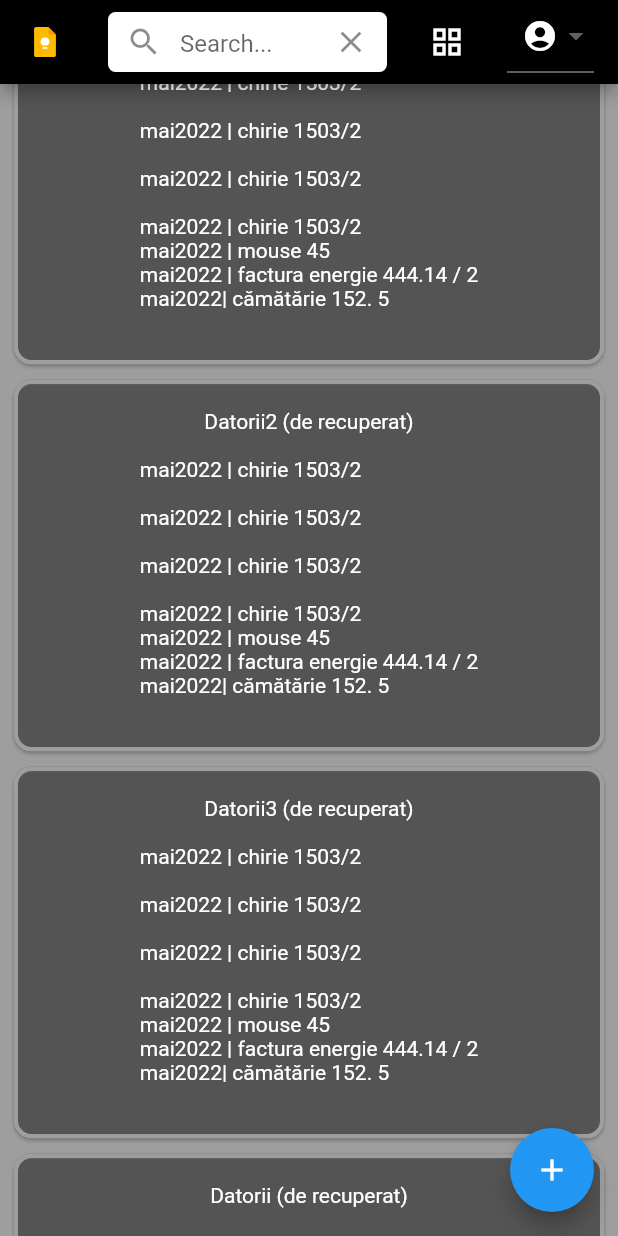
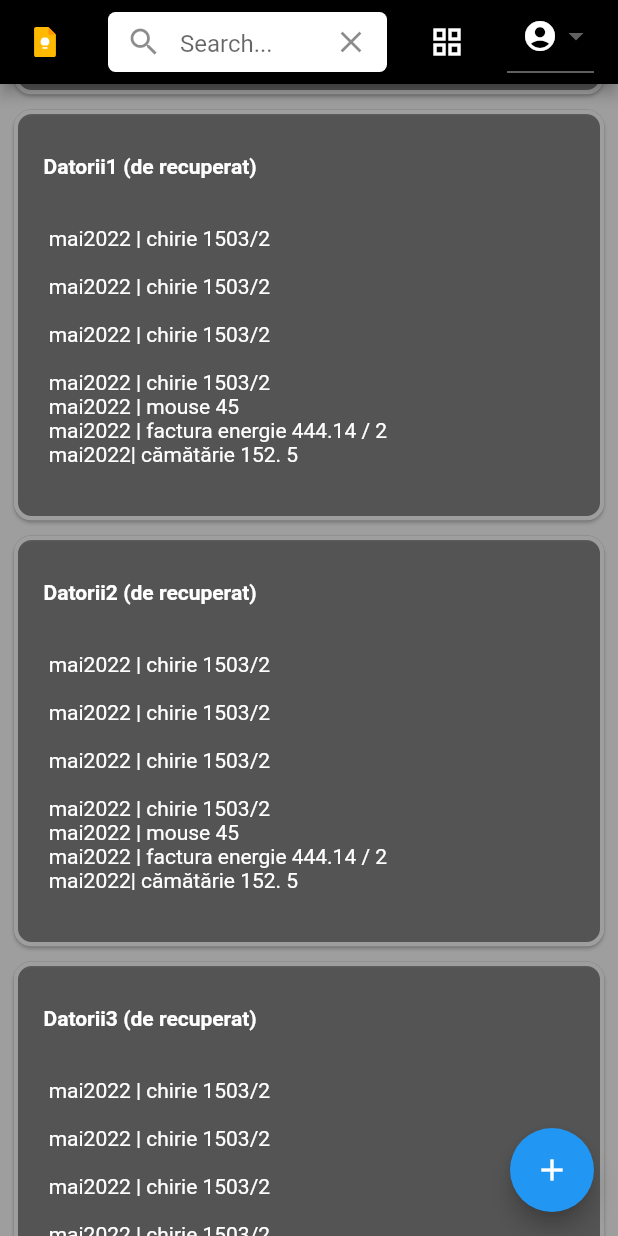
Before and after one commit to gabidiac11/google-keep-clone-flutter, a Flutter app: the screen it shows after launch, scrolled down 576 dp, after a tap on the "list" icon, on a phone screen of 412 x 824 dp. Run offline on Flutter 3.47's test engine with Material 2 defaults, Android fonts, the phone set to English and light mode, and no system bars; our stand-ins replace flutter_redux, flutter_svg, redux, redux_thunk.

Commit message:
added redux store -> actions for adding/editing note -> moved storing of notes to store -> make alignment for individual notes finally work to the left

```diff
--- a/lib/main.dart
+++ b/lib/main.dart
@@ -1,17 +1,32 @@
 import 'package:flutter/material.dart';
+import 'package:untitled2/models.dart';
+import 'package:untitled2/store/actions.dart';
 import 'package:untitled2/views/allNotes/allNotesView.dart';
 import 'package:untitled2/views/addOrEditNoteView/addOrEditNoteView.dart';
+import 'package:redux/redux.dart';
+import 'package:flutter_redux/flutter_redux.dart';
+import 'store/reducer.dart';
+import 'package:untitled2/store/reducer.dart';
+import 'package:redux_thunk/redux_thunk.dart';
 
 void main() {
-  runApp(const MyApp());
+  final Store<AppState> store = Store<AppState>(
+    reducer,
+    initialState: AppState.genInitialState(),
+    middleware: [thunkMiddleware],
+  );
+  runApp(MyApp(store));
 }
 
 class MyApp extends StatelessWidget {
-  const MyApp({Key? key}) : super(key: key);
+  final Store<AppState> store;
+  const MyApp(this.store, {Key? key}) : super(key: key);
 
   @override
   Widget build(BuildContext context) {
-    return MaterialApp(
+    return StoreProvider(
+        store: store,
+        child: MaterialApp(
           title: 'Google Keep Clone',
           theme: ThemeData(
             primarySwatch: Colors.blue,
@@ -19,8 +34,12 @@ class MyApp extends StatelessWidget {
           initialRoute: '/',
           routes: {
             '/': (context) => const AllNotesView(),
-        '/second': (context) => AddOrEditNoteView(),
-      },
-    );
+            '/addOrEdit': (context) => StoreConnector<AppState, NotesViewModel>(
+                  converter: (store) =>
+                      NotesViewModel.fromStore(context, store),
+                  builder: (context, model) => AddOrEditNoteView(model),
+                )
+          }
+        ));
   }
 }
--- /dev/null
+++ b/lib/models.dart
@@ -0,0 +1,37 @@
+class NoteItemType {
+  final String id;
+  final String title;
+  final String text;
+
+  const NoteItemType(this.id, this.title, this.text);
+}
+
+class AppState {
+  final List<NoteItemType> notes;
+  AppState(this.notes);
+
+  static genInitialState() {
+    return AppState([
+      const NoteItemType("1", "Datorii (de recuperat)",
+          "\n mai2022 | chirie 1503/2 \n mai2022 | mouse 45 \n mai2022 | factura energie 444.14 / 2 \n mai2022| cămătărie 152. 5 \n"),
+      const NoteItemType("2", "Datorii (de recuperat)",
+          "\n mai2022 | chirie 1503/2 \n mai2022 | mouse 45 \n mai2022 | factura energie 444.14 / 2 \n mai2022| cămătărie 152. 5 \n"),
+      const NoteItemType("3", "Datorii (de recuperat)",
+          "\n mai2022 | chirie 1503/2 \n mai2022 | mouse 45 \n mai2022 | factura energie 444.14 / 2 \n mai2022| cămătărie 152. 5 \n"),
+      const NoteItemType("4", "Datorii1 (de recuperat)",
+          "\n mai2022 | chirie 1503/2 \n\n mai2022 | chirie 1503/2 \n\n mai2022 | chirie 1503/2 \n\n mai2022 | chirie 1503/2 \n mai2022 | mouse 45 \n mai2022 | factura energie 444.14 / 2 \n mai2022| cămătărie 152. 5 \n"),
+      const NoteItemType("5", "Datorii2 (de recuperat)",
+          "\n mai2022 | chirie 1503/2 \n\n mai2022 | chirie 1503/2 \n\n mai2022 | chirie 1503/2 \n\n mai2022 | chirie 1503/2 \n mai2022 | mouse 45 \n mai2022 | factura energie 444.14 / 2 \n mai2022| cămătărie 152. 5 \n"),
+      const NoteItemType("6", "Datorii3 (de recuperat)",
+          "\n mai2022 | chirie 1503/2 \n\n mai2022 | chirie 1503/2 \n\n mai2022 | chirie 1503/2 \n\n mai2022 | chirie 1503/2 \n mai2022 | mouse 45 \n mai2022 | factura energie 444.14 / 2 \n mai2022| cămătărie 152. 5 \n"),
+      const NoteItemType("7", "Datorii (de recuperat)",
+          "\n mai2022 | chirie 1503/2 \n\n mai2022 | chirie 1503/2 \n\n mai2022 | chirie 1503/2 \n\n mai2022 | chirie 1503/2 \n mai2022 | mouse 45 \n mai2022 | factura energie 444.14 / 2 \n mai2022| cămătărie 152. 5 \n"),
+      const NoteItemType("8", "Datorii (de recuperat)",
+          "\n mai2022 | chirie 1503/2 \n\n mai2022 | chirie 1503/2 \n\n mai2022 | chirie 1503/2 \n\n mai2022 | chirie 1503/2 \n mai2022 | mouse 45 \n mai2022 | factura energie 444.14 / 2 \n mai2022| cămătărie 152. 5 \n"),
+      const NoteItemType("9", "Datorii (de recuperat)",
+          "\n mai2022 | chirie 1503/2 \n\n mai2022 | chirie 1503/2 \n\n mai2022 | chirie 1503/2 \n\n mai2022 | chirie 1503/2 \n mai2022 | mouse 45 \n mai2022 | factura energie 444.14 / 2 \n mai2022| cămătărie 152. 5 \n"),
+      const NoteItemType("10", "Datorii (de recuperat)",
+          "\n mai2022 | chirie 1503/2 \n\n mai2022 | chirie 1503/2 \n\n mai2022 | chirie 1503/2 \n\n mai2022 | chirie 1503/2 \n mai2022 | mouse 45 \n mai2022 | factura energie 444.14 / 2 \n mai2022| cămătărie 152. 5 \n")
+    ]);
+  }
+}
--- /dev/null
+++ b/lib/store/actions.dart
@@ -0,0 +1,33 @@
+import 'package:redux/redux.dart';
+
+import '../models.dart';
+
+enum ActionType {
+  setNotes,
+  addNote,
+  deleteNotes
+}
+
+class Action2 {
+  final ActionType type;
+  final dynamic payload;
+  Action2(this.type, this.payload);
+}
+
+class NotesViewModel {
+  final List<NoteItemType> notes;
+  final Function setNotes;
+
+  NotesViewModel({
+    required this.notes,
+    required this.setNotes,
+  });
+
+  static NotesViewModel fromStore(context, Store<AppState> store) {
+    return NotesViewModel(
+      notes: store.state.notes,
+      setNotes: (newNotes) =>
+          store.dispatch(Action2(ActionType.setNotes, newNotes)),
+    );
+  }
+}
--- a/lib/views/allNotes/allNotesView.dart
+++ b/lib/views/allNotes/allNotesView.dart
@@ -1,5 +1,12 @@
+import 'dart:async';
+import 'dart:developer';
+
 import 'package:flutter/foundation.dart';
 import 'package:flutter/material.dart';
+import 'package:flutter_redux/flutter_redux.dart';
+import 'package:redux/redux.dart';
+import 'package:untitled2/models.dart';
+import 'package:untitled2/store/actions.dart';
 import 'package:untitled2/views/allNotes/navBar.dart';
 import 'package:untitled2/views/allNotes/navBarSelection.dart';
 import 'package:flutter_staggered_grid_view/flutter_staggered_grid_view.dart';
@@ -13,74 +20,13 @@ class AllNotesView extends StatefulWidget {
 }
 
 class _AllNotesViewState extends State<AllNotesView> {
-  List<Map<String, dynamic>> notes = [
-    {
-      'id': 1,
-      'title': "Datorii (de recuperat)",
-      'text':
-          "\n mai2022 | chirie 1503/2 \n mai2022 | mouse 45 \n mai2022 | factura energie 444.14 / 2 \n mai2022| cămătărie 152. 5 \n"
-    },
-    {
-      'id': 2,
-      'title': "Datorii (de recuperat)",
-      'text':
-          "\n mai2022 | chirie 1503/2 \n mai2022 | mouse 45 \n mai2022 | factura energie 444.14 / 2 \n mai2022| cămătărie 152. 5 \n"
-    },
-    {
-      'id': 3,
-      'title': "Datorii (de recuperat)",
-      'text':
-          "\n mai2022 | chirie 1503/2 \n mai2022 | mouse 45 \n mai2022 | factura energie 444.14 / 2 \n mai2022| cămătărie 152. 5 \n"
-    },
-    {
-      'id': 4,
-      'title': "Datorii1 (de recuperat)",
-      'text':
-          "\n mai2022 | chirie 1503/2 \n\n mai2022 | chirie 1503/2 \n\n mai2022 | chirie 1503/2 \n\n mai2022 | chirie 1503/2 \n mai2022 | mouse 45 \n mai2022 | factura energie 444.14 / 2 \n mai2022| cămătărie 152. 5 \n"
-    },
-    {
-      'id': 5,
-      'title': "Datorii2 (de recuperat)",
-      'text':
-          "\n mai2022 | chirie 1503/2 \n\n mai2022 | chirie 1503/2 \n\n mai2022 | chirie 1503/2 \n\n mai2022 | chirie 1503/2 \n mai2022 | mouse 45 \n mai2022 | factura energie 444.14 / 2 \n mai2022| cămătărie 152. 5 \n"
-    },
-    {
-      'id': 6,
-      'title': "Datorii3 (de recuperat)",
-      'text':
-          "\n mai2022 | chirie 1503/2 \n\n mai2022 | chirie 1503/2 \n\n mai2022 | chirie 1503/2 \n\n mai2022 | chirie 1503/2 \n mai2022 | mouse 45 \n mai2022 | factura energie 444.14 / 2 \n mai2022| cămătărie 152. 5 \n"
-    },
-    {
-      'id': 7,
-      'title': "Datorii (de recuperat)",
-      'text':
-          "\n mai2022 | chirie 1503/2 \n\n mai2022 | chirie 1503/2 \n\n mai2022 | chirie 1503/2 \n\n mai2022 | chirie 1503/2 \n mai2022 | mouse 45 \n mai2022 | factura energie 444.14 / 2 \n mai2022| cămătărie 152. 5 \n"
-    },
-    {
-      'id': 8,
-      'title': "Datorii (de recuperat)",
-      'text':
-          "\n mai2022 | chirie 1503/2 \n\n mai2022 | chirie 1503/2 \n\n mai2022 | chirie 1503/2 \n\n mai2022 | chirie 1503/2 \n mai2022 | mouse 45 \n mai2022 | factura energie 444.14 / 2 \n mai2022| cămătărie 152. 5 \n"
-    },
-    {
-      'id': 9,
-      'title': "Datorii (de recuperat)",
-      'text':
-          "\n mai2022 | chirie 1503/2 \n\n mai2022 | chirie 1503/2 \n\n mai2022 | chirie 1503/2 \n\n mai2022 | chirie 1503/2 \n mai2022 | mouse 45 \n mai2022 | factura energie 444.14 / 2 \n mai2022| cămătărie 152. 5 \n"
-    },
-    {
-      'id': 10,
-      'title': "Datorii (de recuperat)",
-      'text':
-          "\n mai2022 | chirie 1503/2 \n\n mai2022 | chirie 1503/2 \n\n mai2022 | chirie 1503/2 \n\n mai2022 | chirie 1503/2 \n mai2022 | mouse 45 \n mai2022 | factura energie 444.14 / 2 \n mai2022| cămătărie 152. 5 \n"
-    }
-  ];
-
   var selectionModeActive = false;
   var selectedIds = {};
   var isListLayout = false;
   var searchTxt = "";
   TextEditingController searchController = TextEditingController();
+
+  var isLoadingList = false;
 
   @override
   void dispose() {
@@ -88,14 +34,13 @@ class _AllNotesViewState extends State<AllNotesView> {
     super.dispose();
   }
 
-  List<Map<String, dynamic>> getListFiltered() {
+  List<NoteItemType> getListFiltered(notes) {
     return searchTxt == ""
         ? notes
         : notes.where((i) {
-      return ['title', 'text'].any((property) {
-        return (i[property] is String) &&
-            i[property] != null &&
-            (i[property] as String).toLowerCase().contains(searchTxt);
+            return [i.title, i.text].any((value) {
+              return (value is String) &&
+                  value.toLowerCase().contains(searchTxt);
             });
           }).toList();
   }
@@ -112,19 +57,33 @@ class _AllNotesViewState extends State<AllNotesView> {
 
   @override
   Widget build(BuildContext context) {
-    var notesFiltered = getListFiltered();
-
-    return Scaffold(
+    return StoreConnector<AppState, NotesViewModel>(
+        onInit: (store) {
+          Timer(const Duration(seconds: 1), () {
+            setState(() {
+              isLoadingList = true;
+            });
+            Timer(const Duration(seconds: 3), () {
+              setState(() {
+                isLoadingList = false;
+              });
+            });
+          });
+        },
+        converter: (store) => NotesViewModel.fromStore(context, store),
+        builder: (context, model) => Scaffold(
               appBar: selectionModeActive
-          ? NavBarSelection(
-              selectedIds.keys.length, onDeleteSelected, onCancelSelection)
+                  ? NavBarSelection(selectedIds.keys.length,
+                      () => onDeleteSelected(model), onCancelSelection)
                   : MyAppBar(isListLayout, setIsListLayout, searchController),
               backgroundColor: Colors.grey,
               body: SingleChildScrollView(
                 child: Column(children: [
                   Padding(
                     padding: const EdgeInsets.fromLTRB(5, 25, 5, 22),
-            child: notesFiltered.isEmpty
+                    child: isLoadingList
+                        ? const Text("Loading...")
+                        : getListFiltered(model.notes).isEmpty
                             ? const Text("No item.")
                             : StaggeredGrid.count(
                                 crossAxisCount: isListLayout
@@ -133,13 +92,15 @@ class _AllNotesViewState extends State<AllNotesView> {
                                         MediaQuery.of(context).size.width),
                                 mainAxisSpacing: 2,
                                 crossAxisSpacing: 4,
-                    children: notesFiltered
-                        .map((e) => NoteItem(
-                              title: e['title'],
-                              onPress: () => onPressNote(e['id']),
-                              onLongPressEnd: (d) => onLongPressEnd(e['id']),
-                              isSelected: selectedIds[e['id']] == true,
-                              text: e['text'],
+                                children: getListFiltered(model.notes)
+                                    .map((item) => NoteItem(
+                                          title: item.title,
+                                          onPress: () => onPressNote(item),
+                                          onLongPressEnd: (d) =>
+                                              onLongPressEnd(item.id),
+                                          isSelected:
+                                              selectedIds[item.id] == true,
+                                          text: item.text,
                                         ))
                                     .toList(),
                               ),
@@ -147,11 +108,11 @@ class _AllNotesViewState extends State<AllNotesView> {
                 ]),
               ),
               floatingActionButton: FloatingActionButton(
-        onPressed: () => Navigator.pushNamed(context, '/second'),
+                onPressed: () => Navigator.pushNamed(context, '/addOrEdit'),
                 tooltip: 'Add note',
                 child: const Icon(Icons.add),
               ),
-    );
+            ));
   }
 
   int determineItemsPerRow(double width) {
@@ -161,7 +122,7 @@ class _AllNotesViewState extends State<AllNotesView> {
     return (width / 175).floor();
   }
 
-  onLongPressEnd(itemId) {
+  onLongPressEnd(String itemId) {
     setState(() {
       if (!selectionModeActive) {
         selectionModeActive = true;
@@ -174,11 +135,14 @@ class _AllNotesViewState extends State<AllNotesView> {
     });
   }
 
-  onDeleteSelected() {
+  onDeleteSelected(NotesViewModel model) {
+    //TODO: delete from db
+    var notes = model.notes
+        .where((element) => selectedIds[element.id] != true)
+        .toList();
+    model.setNotes(notes);
+
     setState(() {
-      //TODO: delete from db
-      notes =
-          notes.where((element) => selectedIds[element['id']] != true).toList();
       selectedIds = {};
       selectionModeActive = false;
     });
@@ -191,11 +155,12 @@ class _AllNotesViewState extends State<AllNotesView> {
     });
   }
 
-  onPressNote(itemId) {
+  onPressNote(NoteItemType item) {
     if (!selectionModeActive) {
-      //TODO: navigate to edit
+      Navigator.pushNamed(context, '/addOrEdit', arguments: item);
       return;
     }
+    var itemId = item.id;
     setState(() {
       if (selectedIds[itemId] == true) {
         selectedIds.remove(itemId);
@@ -205,7 +170,7 @@ class _AllNotesViewState extends State<AllNotesView> {
     });
   }
 
-  setIsListLayout(value) {
+  setIsListLayout(bool value) {
     setState(() {
       isListLayout = value;
     });
--- a/lib/views/allNotes/noteItem.dart
+++ b/lib/views/allNotes/noteItem.dart
@@ -30,16 +30,26 @@ class NoteItem extends StatelessWidget {
               side: BorderSide(
                   color: isSelected ? Colors.orange : Colors.grey, width: 3),
             ),
+            child: Align(
+                alignment: Alignment.topLeft,
                 child: Padding(
-              padding: const EdgeInsets.all(20),
+                  padding: const EdgeInsets.fromLTRB(20, 30, 20, 20),
                   child: Column(
+                    mainAxisAlignment: MainAxisAlignment.start,
+                    crossAxisAlignment: CrossAxisAlignment.start,
                     children: <Widget>[
-                  Text(title, style: const TextStyle(color: Colors.white)),
+                      Text(title,
+                          textAlign: TextAlign.start,
+                          style: const TextStyle(
+                              color: Colors.white,
+                              fontWeight: FontWeight.bold)),
+                      const Padding(padding: EdgeInsets.all(8)),
                       Text(text,
+                          textAlign: TextAlign.start,
                           style: const TextStyle(color: Colors.white),
                           maxLines: 50),
                     ],
                   ),
-            )));
+                ))));
   }
 }
--- a/pubspec.yaml
+++ b/pubspec.yaml
@@ -36,6 +36,10 @@ dependencies:
   # Use with the CupertinoIcons class for iOS style icons.
   cupertino_icons: ^1.0.2
   flutter_staggered_grid_view: ^0.6.1
+  flutter_redux: ^0.10.0
+  redux: ^5.0.0
+  redux_thunk: ^0.4.0
+  uuid: ^3.0.6
 
 dev_dependencies:
   flutter_test:
```
Also changed, not shown: lib/store/reducer.dart (added, +23 -0 lines), lib/views/addOrEditNoteView/addOrEditNoteView.dart (+43 -17 lines). Lines whose indentation alone changed are shown as unchanged.
